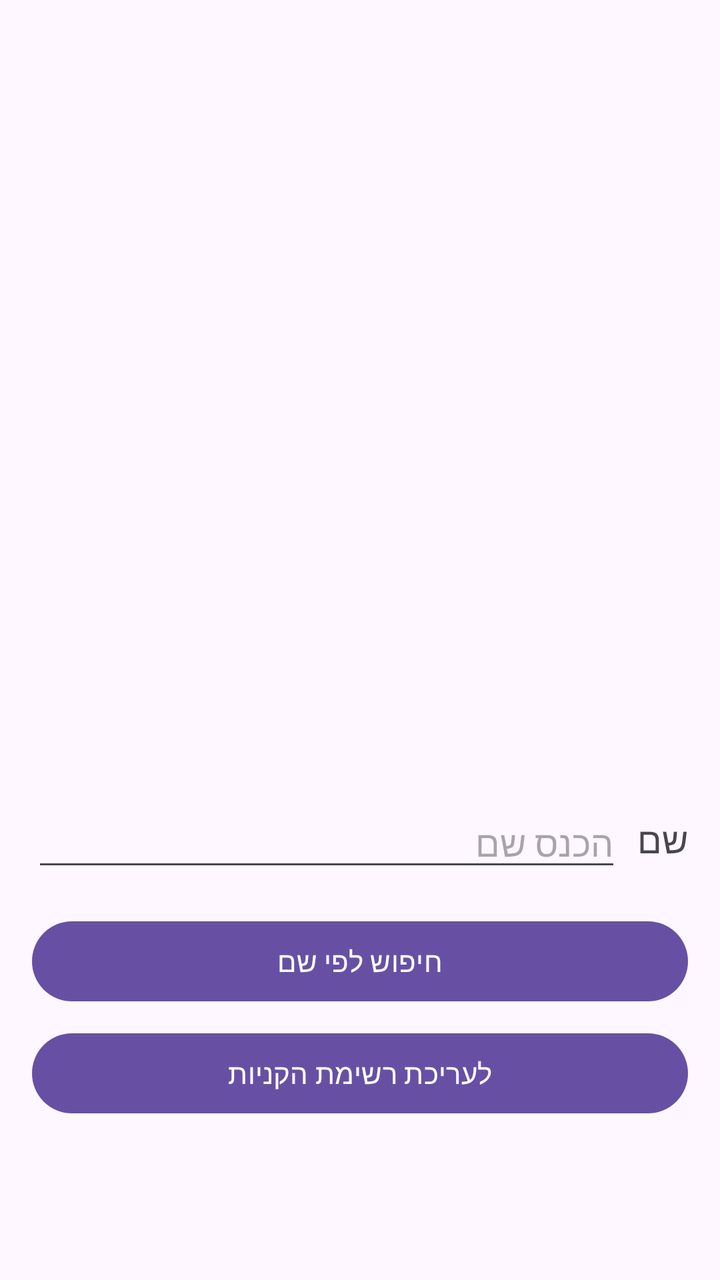
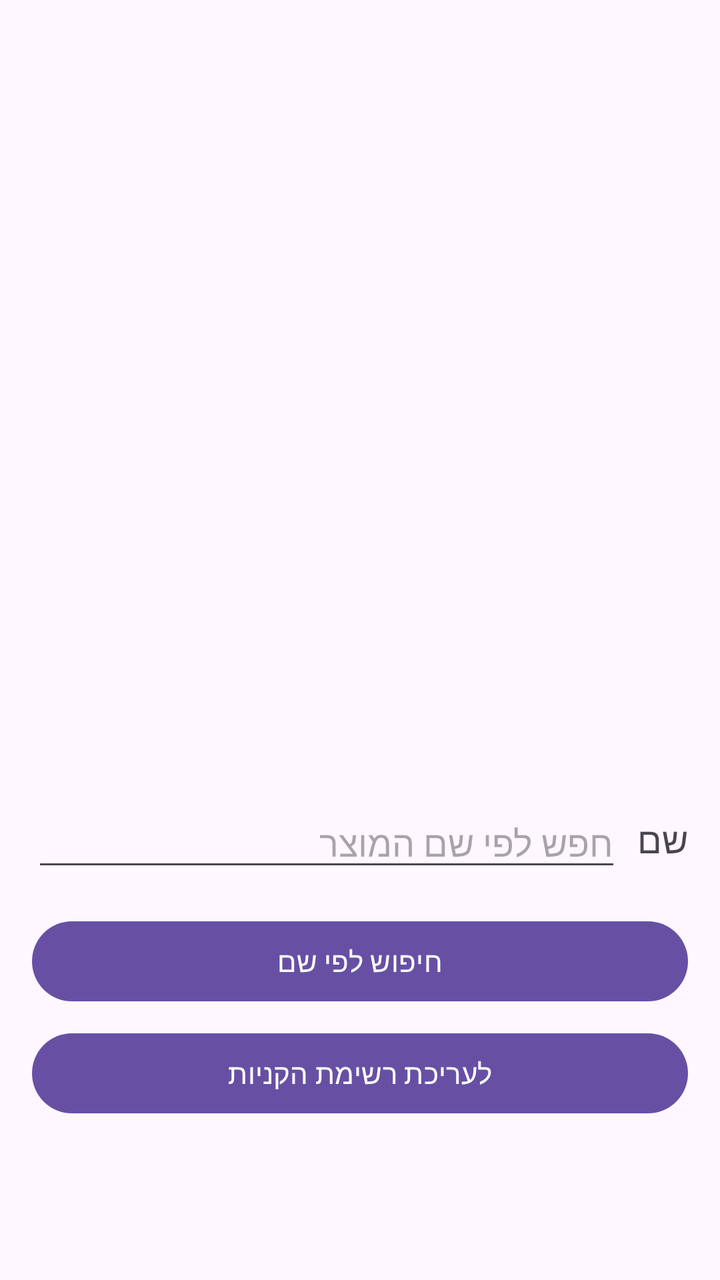

The first picture is an Android layout as it rendered before a commit; the second is the same layout after the commit. The layout source and the unified diff follow.
<!-- AndroidManifest.xml: application theme Theme.GroceryListApp -->
<!-- res/layout/activity_view_database.xml -->
<?xml version="1.0" encoding="utf-8"?>
<LinearLayout xmlns:android="http://schemas.android.com/apk/res/android"
    android:layout_width="match_parent"
    android:layout_height="match_parent"
    android:orientation="vertical"
    android:id="@+id/view_db">

    
    <ListView
        android:id="@+id/listView"
        android:layout_width="match_parent"
        android:layout_height="0dp"
        android:layout_weight="1" />

    
    <LinearLayout
        android:layout_width="match_parent"
        android:layout_height="0dp"
        android:layout_weight="1"
        android:orientation="vertical"
        android:padding="16dp"
        android:gravity="center_vertical">

        
        <LinearLayout
            android:layout_width="match_parent"
            android:layout_height="wrap_content"
            android:orientation="horizontal"
            android:gravity="center_vertical"
            android:layout_marginBottom="16dp">

            <EditText
                android:id="@+id/etSearchName"
                android:layout_width="0dp"
                android:layout_height="wrap_content"
                android:layout_weight="1"
                android:hint="הכנס שם"
                android:inputType="textPersonName"
                android:layout_marginEnd="8dp" />

            <TextView
                android:id="@+id/textViewNameLabel"
                android:layout_width="wrap_content"
                android:layout_height="wrap_content"
                android:text="שם"
                android:textSize="18sp" />

        </LinearLayout>

        
        <Button
            android:id="@+id/btnSearch"
            android:layout_width="match_parent"
            android:layout_height="wrap_content"
            android:text="חיפוש לפי שם"
            android:layout_marginBottom="8dp" />

        
        <Button
            android:id="@+id/btnEditDB"
            android:layout_width="match_parent"
            android:layout_height="wrap_content"
            android:text="לעריכת רשימת הקניות" />

    </LinearLayout>

</LinearLayout>
<!-- resources referenced by this layout -->
<resources>
  <style name="Theme.GroceryListApp" parent="Base.Theme.GroceryListApp" />
  <style name="Base.Theme.GroceryListApp" parent="Theme.Material3.DayNight.NoActionBar">
          
          
      </style>
</resources>

<!-- the commit's change to res/layout/activity_view_database.xml (unified diff, before → after) -->
@@ -34,7 +34,7 @@
                 android:layout_width="0dp"
                 android:layout_height="wrap_content"
                 android:layout_weight="1"
-                android:hint="הכנס שם"
+                android:hint="חפש לפי שם המוצר"
                 android:inputType="textPersonName"
                 android:layout_marginEnd="8dp" />
 
